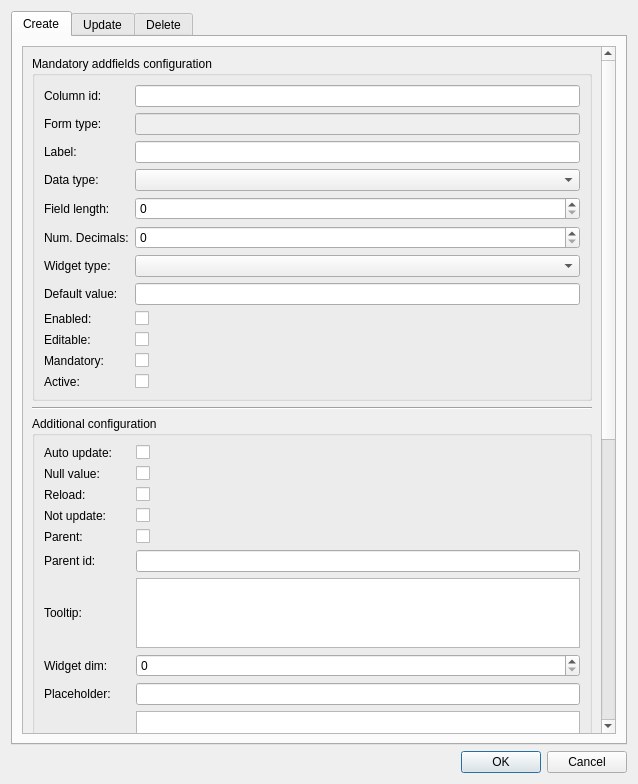
Above: ui/manage_addfields.ui from Giswater/giswater_qgis_plugin before the change. Below: the same form after it.
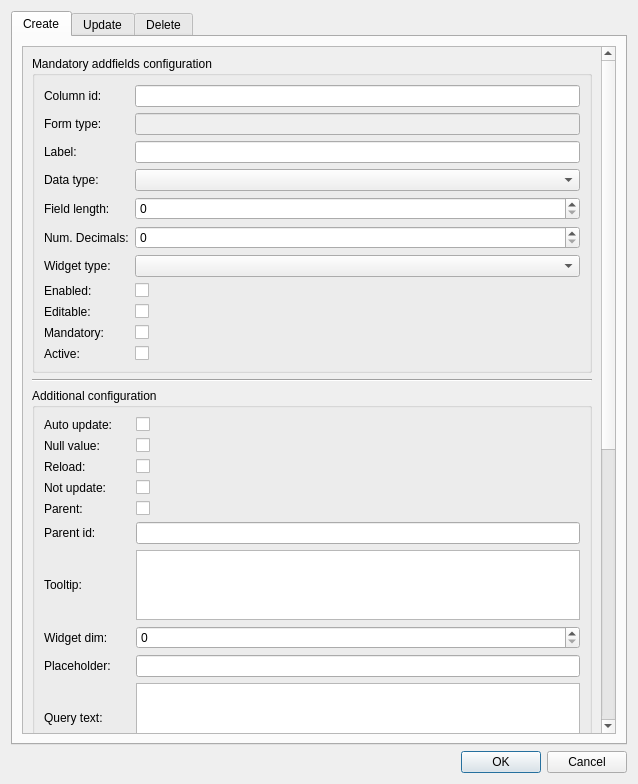
That is the form after the change.

Commit message: UI manage addfields field change

```diff
--- a/ui/manage_addfields.ui
+++ b/ui/manage_addfields.ui
@@ -65,8 +65,8 @@
            <rect>
             <x>0</x>
             <y>0</y>
-            <width>577</width>
-            <height>1139</height>
+            <width>565</width>
+            <height>1322</height>
            </rect>
           </property>
           <layout class="QVBoxLayout" name="verticalLayout">
@@ -88,34 +88,6 @@
                 <item row="2" column="1">
                  <widget class="QLineEdit" name="label"/>
                 </item>
-                <item row="1" column="0">
-                 <widget class="QLabel" name="lbl_70">
-                  <property name="text">
-                   <string>Form type:</string>
-                  </property>
-                 </widget>
-                </item>
-                <item row="4" column="1">
-                 <widget class="QSpinBox" name="field_length">
-                  <property name="maximum">
-                   <number>999999999</number>
-                  </property>
-                 </widget>
-                </item>
-                <item row="13" column="1">
-                 <widget class="QCheckBox" name="active">
-                  <property name="text">
-                   <string/>
-                  </property>
-                 </widget>
-                </item>
-                <item row="7" column="0">
-                 <widget class="QLabel" name="lbl_default_value">
-                  <property name="text">
-                   <string>Default value:</string>
-                  </property>
-                 </widget>
-                </item>
                 <item row="5" column="0">
                  <widget class="QLabel" name="lbl_58">
                   <property name="text">
@@ -123,27 +95,48 @@
                   </property>
                  </widget>
                 </item>
+                <item row="4" column="1">
+                 <widget class="QSpinBox" name="field_length">
+                  <property name="maximum">
+                   <number>999999999</number>
+                  </property>
+                 </widget>
+                </item>
                 <item row="12" column="1">
-                 <widget class="QCheckBox" name="ismandatory">
+                 <widget class="QCheckBox" name="addfield_active">
                   <property name="text">
                    <string/>
                   </property>
                  </widget>
                 </item>
-                <item row="13" column="0">
+                <item row="1" column="0">
+                 <widget class="QLabel" name="lbl_70">
+                  <property name="text">
+                   <string>Form type:</string>
+                  </property>
+                 </widget>
+                </item>
+                <item row="12" column="0">
                  <widget class="QLabel" name="lbl_89">
                   <property name="text">
                    <string>Active:</string>
                   </property>
                  </widget>
                 </item>
-                <item row="11" column="1">
+                <item row="10" column="1">
                  <widget class="QCheckBox" name="iseditable">
                   <property name="text">
                    <string/>
                   </property>
                  </widget>
                 </item>
+                <item row="11" column="1">
+                 <widget class="QCheckBox" name="ismandatory">
+                  <property name="text">
+                   <string/>
+                  </property>
+                 </widget>
+                </item>
                 <item row="6" column="0">
                  <widget class="QLabel" name="lbl_71">
                   <property name="text">
@@ -151,15 +144,19 @@
                   </property>
                  </widget>
                 </item>
-                <item row="10" column="0">
+                <item row="9" column="0">
                  <widget class="QLabel" name="lbl_74">
                   <property name="text">
                    <string>Enabled:</string>
                   </property>
                  </widget>
                 </item>
-                <item row="3" column="1">
-                 <widget class="QComboBox" name="datatype"/>
+                <item row="3" column="0">
+                 <widget class="QLabel" name="lbl_73">
+                  <property name="text">
+                   <string>Data type:</string>
+                  </property>
+                 </widget>
                 </item>
                 <item row="1" column="1">
                  <widget class="QLineEdit" name="formtype">
@@ -171,12 +168,8 @@
                   </property>
                  </widget>
                 </item>
-                <item row="3" column="0">
-                 <widget class="QLabel" name="lbl_73">
-                  <property name="text">
-                   <string>Data type:</string>
-                  </property>
-                 </widget>
+                <item row="3" column="1">
+                 <widget class="QComboBox" name="datatype"/>
                 </item>
                 <item row="5" column="1">
                  <widget class="QSpinBox" name="num_decimals">
@@ -192,23 +185,6 @@
                   </property>
                  </widget>
                 </item>
-                <item row="10" column="1">
-                 <widget class="QCheckBox" name="isenabled">
-                  <property name="text">
-                   <string/>
-                  </property>
-                 </widget>
-                </item>
-                <item row="11" column="0">
-                 <widget class="QLabel" name="lbl_56">
-                  <property name="text">
-                   <string>Editable:</string>
-                  </property>
-                 </widget>
-                </item>
-                <item row="6" column="1">
-                 <widget class="QComboBox" name="widgettype"/>
-                </item>
                 <item row="0" column="0">
                  <widget class="QLabel" name="lbl_2">
                   <property name="text">
@@ -219,16 +195,30 @@
                 <item row="0" column="1">
                  <widget class="QLineEdit" name="column_id"/>
                 </item>
-                <item row="12" column="0">
+                <item row="9" column="1">
+                 <widget class="QCheckBox" name="isenabled">
+                  <property name="text">
+                   <string/>
+                  </property>
+                 </widget>
+                </item>
+                <item row="6" column="1">
+                 <widget class="QComboBox" name="widgettype"/>
+                </item>
+                <item row="10" column="0">
+                 <widget class="QLabel" name="lbl_56">
+                  <property name="text">
+                   <string>Editable:</string>
+                  </property>
+                 </widget>
+                </item>
+                <item row="11" column="0">
                  <widget class="QLabel" name="lbl_59">
                   <property name="text">
                    <string>Mandatory:</string>
                   </property>
                  </widget>
                 </item>
-                <item row="7" column="1">
-                 <widget class="QLineEdit" name="default_value"/>
-                </item>
                </layout>
               </item>
              </layout>
```
